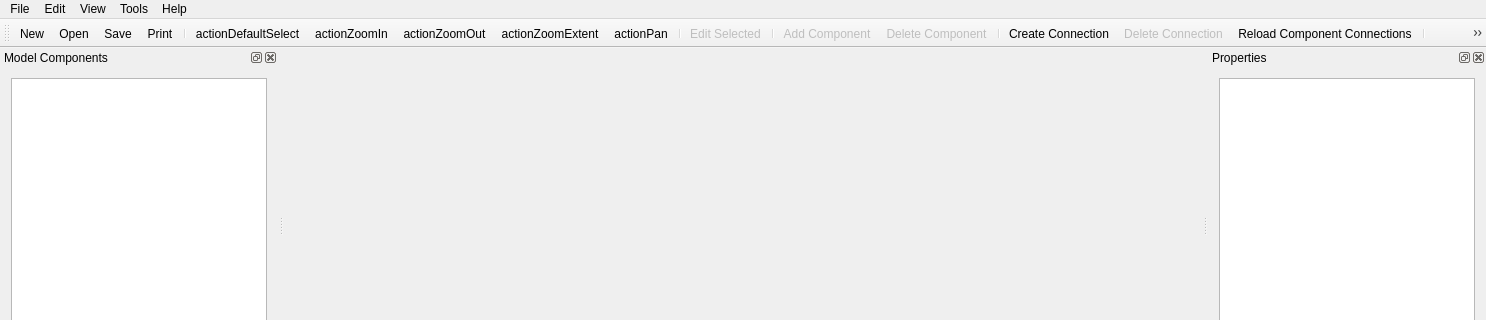
Above: forms/hydrocouplecomposer.ui from HydroCouple/HydroCoupleComposer before the change; both pictures show x 0 to 1486 and y 0 to 320 of the 1486 by 663 pixel window. Below: the same form after it.
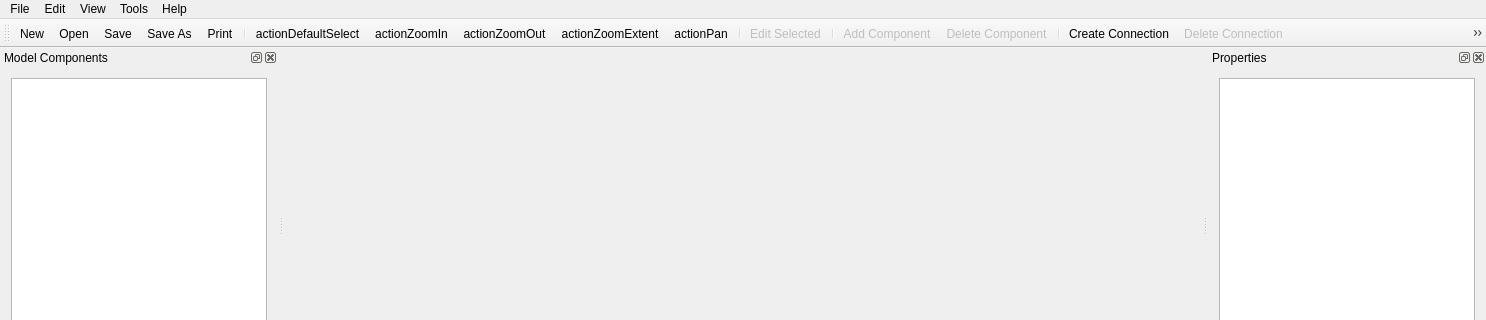
That is the form after the change. Icons and pictures are not drawn. Custom widgets are drawn as their Qt base class.

The edit to the form file:
```diff
--- a/forms/hydrocouplecomposer.ui
+++ b/forms/hydrocouplecomposer.ui
@@ -131,6 +131,7 @@
    <addaction name="actionNew"/>
    <addaction name="actionOpen"/>
    <addaction name="actionSave"/>
+   <addaction name="actionSave_As"/>
    <addaction name="actionPrint"/>
    <addaction name="separator"/>
    <addaction name="actionDefaultSelect"/>
@@ -150,6 +151,7 @@
    <addaction name="separator"/>
    <addaction name="actionSetTrigger"/>
    <addaction name="actionExecute"/>
+   <addaction name="actionCancelSimulation"/>
    <addaction name="separator"/>
    <addaction name="actionLayoutComponents"/>
    <addaction name="actionAlignTop"/>
@@ -710,6 +712,21 @@
     <string>Execute Composition</string>
    </property>
   </action>
+  <action name="actionCancelSimulation">
+   <property name="enabled">
+    <bool>false</bool>
+   </property>
+   <property name="icon">
+    <iconset resource="../resources/hydrocouplecomposer.qrc">
+     <normaloff>:/HydroCoupleComposer/stopsim</normaloff>:/HydroCoupleComposer/stopsim</iconset>
+   </property>
+   <property name="text">
+    <string>Cancel Simulation</string>
+   </property>
+   <property name="toolTip">
+    <string>Cancel Simulation</string>
+   </property>
+  </action>
   <action name="actionDistributeTopEdges">
    <property name="enabled">
     <bool>false</bool>
```
Left out of the diff: 18 changed lines with no effect on the pictures.
